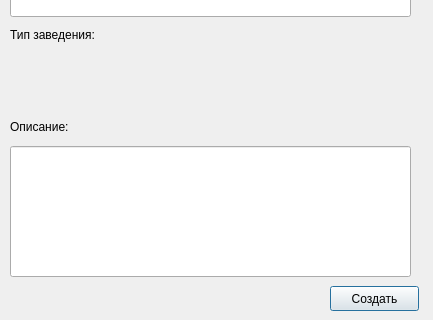
Qt form project/createrlabel.ui (AleksandraSorokovikova/MyPlace) before a commit; both pictures show x 0 to 433 and y 144 to 464 of the 433 by 464 pixel window.
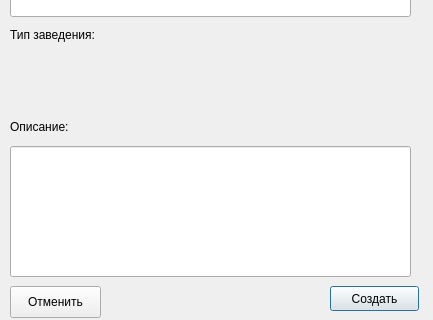
The same form after that commit.

```diff
--- a/project/createrlabel.ui
+++ b/project/createrlabel.ui
@@ -124,6 +124,19 @@
     </rect>
    </property>
   </widget>
+  <widget class="QPushButton" name="pushButton_2">
+   <property name="geometry">
+    <rect>
+     <x>10</x>
+     <y>430</y>
+     <width>91</width>
+     <height>32</height>
+    </rect>
+   </property>
+   <property name="text">
+    <string>Отменить</string>
+   </property>
+  </widget>
  </widget>
  <resources/>
  <connections/>
```
